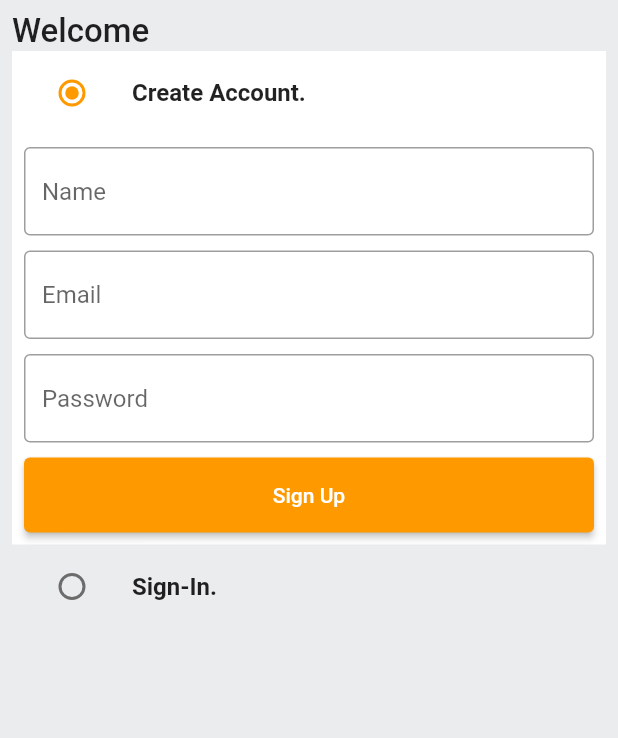
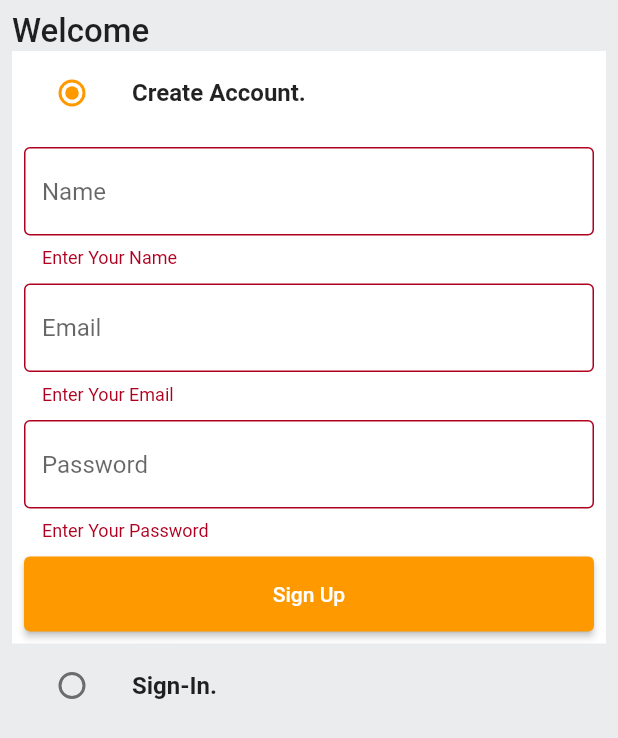
Before and after one commit to bishalchalise/amazon_clone, a Flutter app: the screen it shows after launch, after a tap on "Sign Up", on a phone screen of 412 x 824 dp. Shown: the top 738 px of the screen. Run offline on Flutter 3.47's test engine with Material 2 defaults, Android fonts, the phone set to English and light mode, and no system bars.

Commit message:
sign api

```diff
--- a/lib/common/widgets/custom_button.dart
+++ b/lib/common/widgets/custom_button.dart
@@ -12,7 +12,7 @@ class CustomButton extends StatelessWidget {
   @override
   Widget build(BuildContext context) {
     return ElevatedButton(
-      onPressed: () {},
+      onPressed: onPressed,
       style: ElevatedButton.styleFrom(
           minimumSize: const Size(double.infinity, 50)),
       child:  Text(text),
--- a/lib/common/widgets/custom_textfields.dart
+++ b/lib/common/widgets/custom_textfields.dart
@@ -1,3 +1,5 @@
+
+
 import 'package:flutter/material.dart';
 
 class CustomTextField extends StatelessWidget {
@@ -13,7 +15,7 @@ class CustomTextField extends StatelessWidget {
   Widget build(BuildContext context) {
     return TextFormField(
       controller: controller,
-      decoration:  InputDecoration(
+      decoration: InputDecoration(
         hintText: hintText,
         border: const OutlineInputBorder(
           borderSide: BorderSide(
@@ -26,7 +28,12 @@ class CustomTextField extends StatelessWidget {
           ),
         ),
       ),
-      validator: (value) {},
+      validator: (value) {
+        if (value == null || value.isEmpty) {
+          return "Enter Your $hintText";
+        }
+        return null;
+      },
     );
   }
 }
--- a/lib/constants/global_variables.dart
+++ b/lib/constants/global_variables.dart
@@ -1,4 +1,6 @@
 import 'package:flutter/material.dart';
+
+String uri = 'http://192.168.101.7:3000';
 
 class GlobalVariables {
   static const appBarGradient = LinearGradient(
@@ -14,5 +16,4 @@ class GlobalVariables {
   static const Color greyBackgroundColor = Color(0xffebecee);
   static var selectedNavBarColor = Colors.cyan[800];
   static const unselectedColorNavBarColor = Colors.black87;
-
 }
--- a/lib/features/auth_screen/screens/auth_screen.dart
+++ b/lib/features/auth/screens/auth_screen.dart
@@ -1,6 +1,7 @@
 import 'package:amazon_clone/common/widgets/custom_button.dart';
 import 'package:amazon_clone/common/widgets/custom_textfields.dart';
 import 'package:amazon_clone/constants/global_variables.dart';
+import 'package:amazon_clone/features/auth/services/auth_service.dart';
 import 'package:flutter/material.dart';
 
 enum Auth {
@@ -9,7 +10,7 @@ enum Auth {
 }
 
 class AuthScreen extends StatefulWidget {
-  static const String routeName = 'auth_screen';
+  static const String routeName = '/auth_screen';
   const AuthScreen({super.key});
 
   @override
@@ -20,6 +21,7 @@ class _AuthScreenState extends State<AuthScreen> {
   Auth _auth = Auth.signup;
   final _signUpFormKey = GlobalKey<FormState>();
   final _signInFormKey = GlobalKey<FormState>();
+  final AuthService authService = AuthService();
   final TextEditingController _emailController = TextEditingController();
   final TextEditingController _passwordController = TextEditingController();
   final TextEditingController _nameController = TextEditingController();
@@ -30,6 +32,14 @@ class _AuthScreenState extends State<AuthScreen> {
     _emailController.dispose();
     _passwordController.dispose();
     _nameController.dispose();
+  }
+
+  void signUpUser() {
+    authService.signUpUser(
+        context: context,
+        name: _nameController.text,
+        password: _passwordController.text,
+        email: _emailController.text);
   }
 
   @override
@@ -96,14 +106,21 @@ class _AuthScreenState extends State<AuthScreen> {
                         const SizedBox(
                           height: 10.0,
                         ),
-                        CustomButton(onPressed: () {}, text: 'Sign Up')
+                        CustomButton(
+                          onPressed: () {
+                            if (_signUpFormKey.currentState!.validate()) {
+
+                              signUpUser();
+                            }
+                          },
+                          text: 'Sign Up',
+                        ),
                       ],
                     ),
                   ),
                 ),
-
               ListTile(
-                 tileColor: _auth == Auth.signin
+                tileColor: _auth == Auth.signin
                     ? GlobalVariables.backgroundColor
                     : GlobalVariables.greyBackgroundColor,
                 title: const Text(
@@ -120,7 +137,7 @@ class _AuthScreenState extends State<AuthScreen> {
                       });
                     }),
               ),
-               if (_auth == Auth.signin)
+              if (_auth == Auth.signin)
                 Container(
                   color: GlobalVariables.backgroundColor,
                   padding: const EdgeInsets.all(8.0),
--- a/lib/main.dart
+++ b/lib/main.dart
@@ -1,5 +1,5 @@
 import 'package:amazon_clone/constants/global_variables.dart';
-import 'package:amazon_clone/features/auth_screen/screens/auth_screen.dart';
+import 'package:amazon_clone/features/auth/screens/auth_screen.dart';
 import 'package:amazon_clone/router.dart';
 import 'package:flutter/material.dart';
 
--- /dev/null
+++ b/lib/models/user.dart
@@ -0,0 +1,50 @@
+import 'dart:convert';
+
+// ignore_for_file: public_member_api_docs, sort_constructors_first
+class User {
+  final String id;
+  final String name;
+  final String email;
+  final String password;
+  final String address;
+  final String type;
+  final String token;
+  User({
+    required this.id,
+    required this.name,
+    required this.email,
+    required this.password,
+    required this.address,
+    required this.type,
+    required this.token,
+  });
+
+
+  Map<String, dynamic> toMap() {
+    return <String, dynamic>{
+      'id': id,
+      'name': name,
+      'email': email,
+      'password': password,
+      'address': address,
+      'type': type,
+      'token': token,
+    };
+  }
+
+  factory User.fromMap(Map<String, dynamic> map) {
+    return User(
+      id: map['_id'] as String,
+      name: map['name'] as String,
+      email: map['email'] as String,
+      password: map['password'] as String,
+      address: map['address'] as String,
+      type: map['type'] as String,
+      token: map['token'] as String,
+    );
+  }
+
+  String toJson() => json.encode(toMap());
+
+  factory User.fromJson(String source) => User.fromMap(json.decode(source) as Map<String, dynamic>);
+}
--- a/lib/router.dart
+++ b/lib/router.dart
@@ -1,5 +1,5 @@
 
-import 'package:amazon_clone/features/auth_screen/screens/auth_screen.dart';
+import 'package:amazon_clone/features/auth/screens/auth_screen.dart';
 import 'package:flutter/material.dart';
 
 Route<dynamic> generateRoute(RouteSettings routeSettings) {
--- a/pubspec.yaml
+++ b/pubspec.yaml
@@ -35,6 +35,7 @@ dependencies:
   # The following adds the Cupertino Icons font to your application.
   # Use with the CupertinoIcons class for iOS style icons.
   cupertino_icons: ^1.0.2
+  http: ^1.0.0
 
 dev_dependencies:
   flutter_test:
```
Also changed, not shown: lib/constants/error_handling.dart (added, +24 -0 lines), lib/constants/utils.dart (added, +9 -0 lines), lib/features/auth/services/auth_service.dart (added, +48 -0 lines), pubspec.lock, 1 other file.
